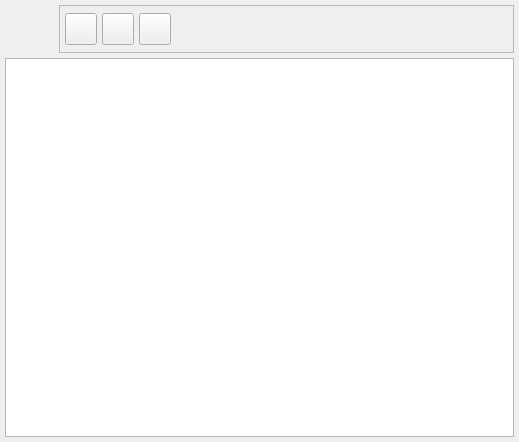
First picture: the form in bulmages/bulmacont/src/contabilidad/amortizacionesbase.ui, repository eboladev/Bulmages-1, before the edit.
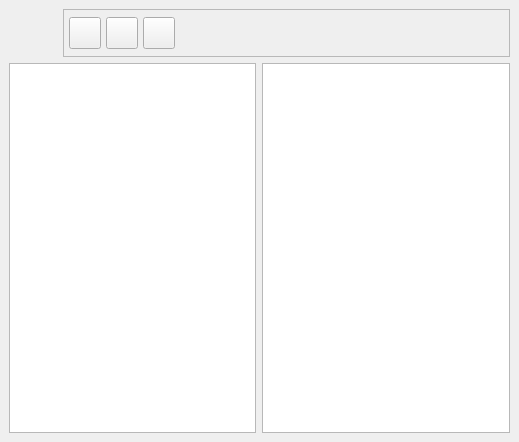
Second picture: the form after the edit. Icons and pictures are not drawn. Custom widgets are drawn as their Qt base class.

Commit message: Preparo el listado de amortizaciones para que funcione a partir de FichaBc y ademas con un subformulario embebido en el

What changed in the file:
```diff
--- a/bulmages/bulmacont/src/contabilidad/amortizacionesbase.ui
+++ b/bulmages/bulmacont/src/contabilidad/amortizacionesbase.ui
@@ -17,10 +17,10 @@
   </property>
   <layout class="QVBoxLayout" >
    <property name="margin" >
-    <number>5</number>
+    <number>9</number>
    </property>
    <property name="spacing" >
-    <number>5</number>
+    <number>6</number>
    </property>
    <item>
     <layout class="QHBoxLayout" >
@@ -197,7 +197,23 @@
     </layout>
    </item>
    <item>
+    <layout class="QHBoxLayout" >
+     <property name="margin" >
+      <number>0</number>
+     </property>
+     <property name="spacing" >
+      <number>6</number>
+     </property>
+     <item>
     <widget class="QTableWidget" name="listado" >
+       <property name="sizePolicy" >
+        <sizepolicy>
+         <hsizetype>7</hsizetype>
+         <vsizetype>1</vsizetype>
+         <horstretch>0</horstretch>
+         <verstretch>0</verstretch>
+        </sizepolicy>
+       </property>
      <property name="selectionMode" >
       <enum>QAbstractItemView::SingleSelection</enum>
      </property>
@@ -206,9 +222,36 @@
      </property>
     </widget>
    </item>
+     <item>
+      <widget class="SubForm2Bc" name="mui_listado" >
+       <property name="sizePolicy" >
+        <sizepolicy>
+         <hsizetype>7</hsizetype>
+         <vsizetype>7</vsizetype>
+         <horstretch>0</horstretch>
+         <verstretch>0</verstretch>
+        </sizepolicy>
+       </property>
+       <property name="minimumSize" >
+        <size>
+         <width>150</width>
+         <height>150</height>
+        </size>
+       </property>
+      </widget>
+     </item>
+    </layout>
+   </item>
   </layout>
  </widget>
  <layoutdefault spacing="6" margin="11" />
+ <customwidgets>
+  <customwidget>
+   <class>SubForm2Bc</class>
+   <extends>QTableWidget</extends>
+   <header>subform2bc.h</header>
+  </customwidget>
+ </customwidgets>
  <resources>
   <include location="../../../bulmages.qrc" />
  </resources>
```
Lines whose indentation alone changed are shown as unchanged. The commit also changes 2 other files.
